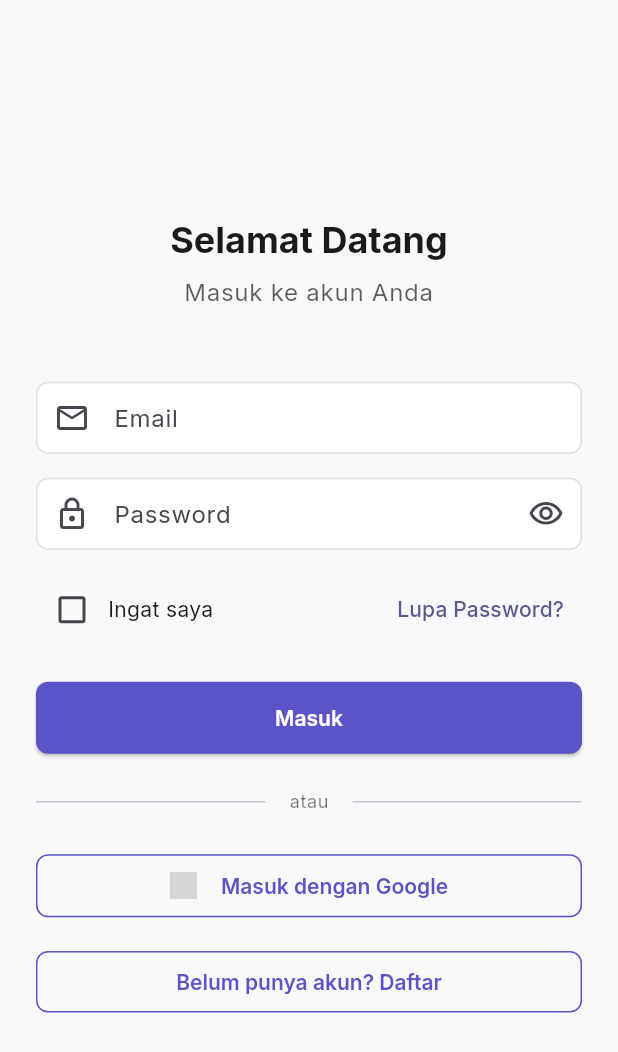
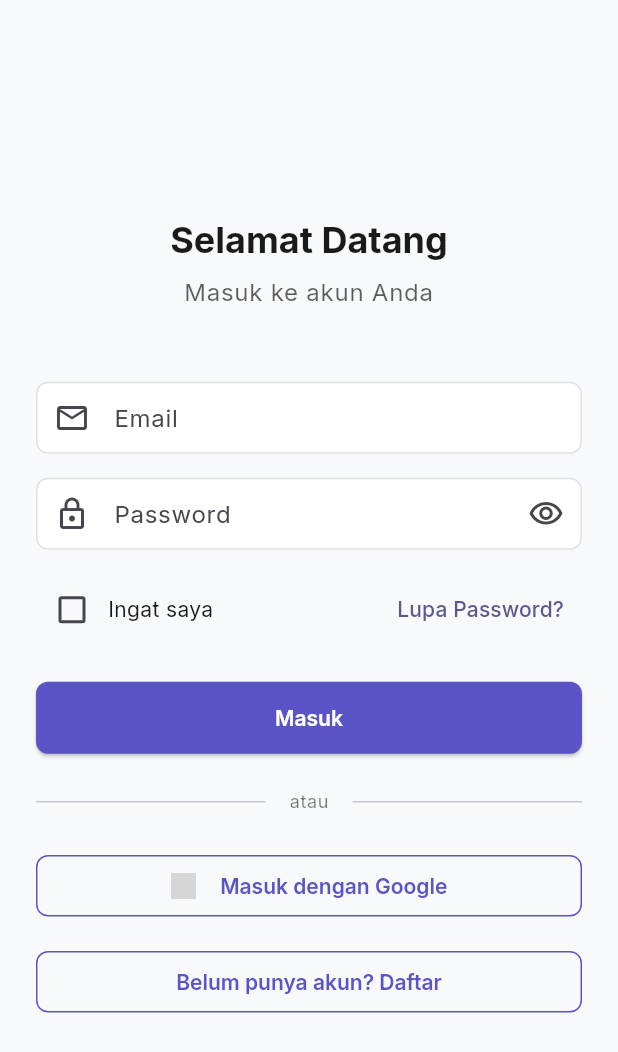
Before and after one commit to raaflii/Mobile-Education-Platform, a Flutter app: the LoginScreen screen opened by its route, on a phone screen of 412 x 824 dp. Shown: the top 1052 px of the screen. Run offline on Flutter 3.47's test engine with Material 3 defaults, Android fonts, the phone set to English and light mode, and no system bars; our stand-ins replace cloud_firestore, dartz, firebase_auth, firebase_core, flutter_riverpod, freezed_annotation and 4 more; accounts and stored records are empty; network calls fail; grey boxes are pictures that could not be loaded.

Commit message:
update btn size

```diff
--- a/lib/features/auth/presentation/screens/login_screen.dart
+++ b/lib/features/auth/presentation/screens/login_screen.dart
@@ -269,8 +269,8 @@ class _LoginScreenState extends ConsumerState<LoginScreen> {
                     children: [
                       Image.network(
                         'https://www.gstatic.com/marketing-cms/assets/images/d5/dc/cfe9ce8b4425b410b49b7f2dd3f3/g.webp=s48-fcrop64=1,00000000ffffffff-rw',
-                        width: 18,
-                        height: 18,
+                        width: 17,
+                        height: 17,
                         fit: BoxFit.cover,
                       ),
                       const SizedBox(width: 16),
```
